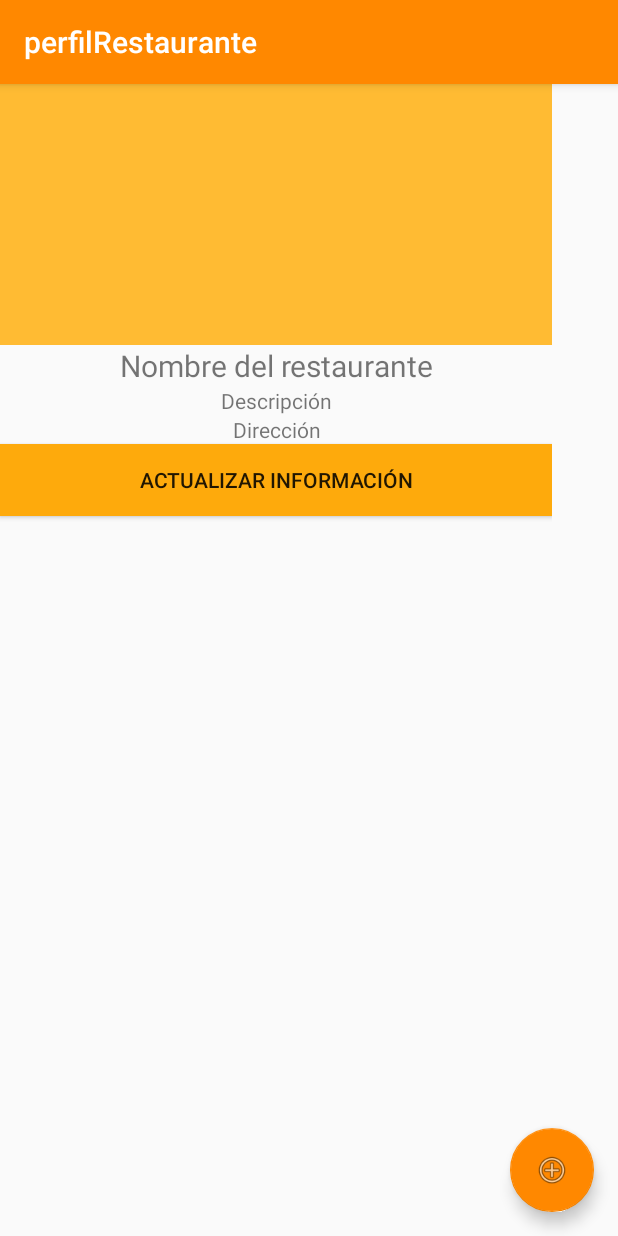
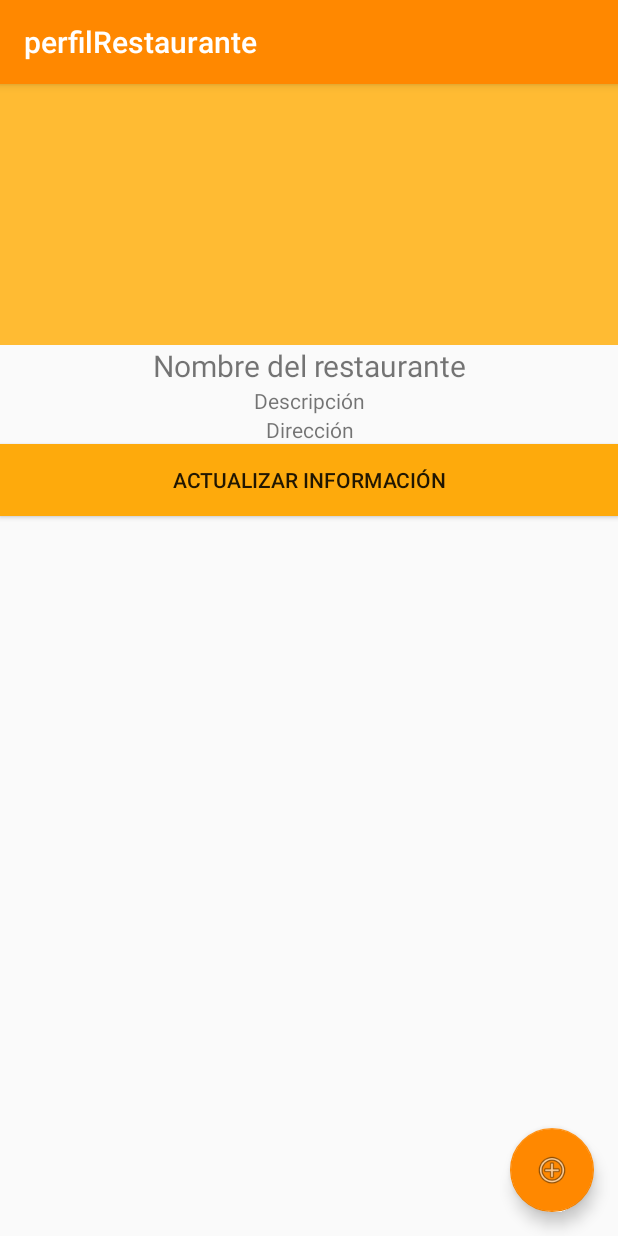
Before and after one commit to carlos-ochoa/Pal-Restaurant, an Android app: the perfilRestaurante screen opened directly, with no data from a screen before it, on a phone screen of 412 x 824 dp. Run offline under Robolectric (Android 15) with nearby library versions, the phone set to English and light mode, and no system bars; network calls fail.

Commit message:
Actualizado con lo nuevo de los registros

```diff
--- a/app/src/main/java/palrestaurant/emm/pal_restaurant/Registrar_Comensal.java
+++ b/app/src/main/java/palrestaurant/emm/pal_restaurant/Registrar_Comensal.java
@@ -47,15 +47,16 @@ public class Registrar_Comensal extends AppCompatActivity {
             @Override
             public void onClick(View v) {
 
-                registrarWebService(nombre.getText().toString(),nombre_usuario.getText().toString(),pass.getText().toString());
+                registrarWebService(nombre.getText().toString(),nombre_usuario.getText().toString(),pass.getText().toString(), "Comensal");
             }
         });
     }
 
-    private void registrarWebService(String nombre, String nombre_usuario, String pass){
+    private void registrarWebService(String nombre, String nombre_usuario, String pass, String tipoUsuario){
         HashMap<String,String> hashMapToken = new HashMap<>();
         hashMapToken.put("Nombre_Usuario", nombre_usuario);
         hashMapToken.put("Contrasena", pass);
+        hashMapToken.put("Tipo_Usuario", tipoUsuario);
         hashMapToken.put("Nombre", nombre);
 
         JsonObjectRequest solicitud = new JsonObjectRequest(Request.Method.POST, IP_REGISTRAR, new JSONObject(hashMapToken), new Response.Listener<JSONObject>(){
--- a/app/src/main/java/palrestaurant/emm/pal_restaurant/activity_registrar_restaurante.java
+++ b/app/src/main/java/palrestaurant/emm/pal_restaurant/activity_registrar_restaurante.java
@@ -67,15 +67,16 @@ public class activity_registrar_restaurante extends AppCompatActivity{
             @Override
             public void onClick(View v) {
 
-                registrarWebService(nombre.getText().toString(),pass.getText().toString(),tipo.getText().toString(), direccion.getText().toString(), tel.getText().toString(), web.getText().toString(), desc.getText().toString());
+                registrarWebService(nombre.getText().toString(),pass.getText().toString(),tipo.getText().toString(), direccion.getText().toString(), tel.getText().toString(), web.getText().toString(), desc.getText().toString(), "Restaurante");
             }
         });
     }
 
-    private void registrarWebService(String nombre,String pass,String tipo, String direccion, String tel, String web, String desc){
+    private void registrarWebService(String nombre,String pass,String tipo, String direccion, String tel, String web, String desc, String tipoUsuario){
         HashMap<String,String> hashMapToken = new HashMap<>();
         hashMapToken.put("Nombre_Usuario", nombre);
         hashMapToken.put("Contrasena", pass);
+        hashMapToken.put("Tipo_Usuario", tipoUsuario);
         hashMapToken.put("Tipo_Rest", tipo);
         hashMapToken.put("Direccion", direccion);
         hashMapToken.put("Telefono", tel);
--- a/app/src/main/java/palrestaurant/emm/pal_restaurant/perfilRestaurante.java
+++ b/app/src/main/java/palrestaurant/emm/pal_restaurant/perfilRestaurante.java
@@ -4,6 +4,8 @@ import android.os.Bundle;
 import android.support.design.widget.FloatingActionButton;
 import android.support.design.widget.Snackbar;
 import android.support.v7.app.AppCompatActivity;
+import android.support.v7.widget.LinearLayoutManager;
+import android.support.v7.widget.RecyclerView;
 import android.support.v7.widget.Toolbar;
 import android.view.View;
 
@@ -16,6 +18,12 @@ public class perfilRestaurante extends AppCompatActivity {
         Toolbar toolbar = (Toolbar) findViewById(R.id.toolbar);
         setSupportActionBar(toolbar);
 
+        RecyclerView rv = (RecyclerView)findViewById(R.id.rv);
+        rv.setHasFixedSize(true);
+
+        LinearLayoutManager llm = new LinearLayoutManager(this);
+        rv.setLayoutManager(llm);
+
         FloatingActionButton fab = (FloatingActionButton) findViewById(R.id.fab);
         fab.setOnClickListener(new View.OnClickListener() {
             @Override
--- a/app/src/main/res/layout/content_perfil_restaurante.xml
+++ b/app/src/main/res/layout/content_perfil_restaurante.xml
@@ -10,8 +10,8 @@
     tools:showIn="@layout/activity_perfil_restaurante">
 
     <LinearLayout
-        android:layout_width="368dp"
-        android:layout_height="497dp"
+        android:layout_width="match_parent"
+        android:layout_height="match_parent"
         android:orientation="vertical"
         tools:layout_editor_absoluteX="8dp"
         tools:layout_editor_absoluteY="8dp">
@@ -51,6 +51,16 @@
             android:background="?android:attr/colorPressedHighlight"
             android:text="Actualizar información" />
 
+        <android.support.constraint.ConstraintLayout xmlns:android="http://schemas.android.com/apk/res/android"
+            android:layout_width="match_parent"
+            android:layout_height="match_parent">
+
+            <android.support.v7.widget.RecyclerView
+                android:id="@+id/rv"
+                android:layout_width="match_parent"
+                android:layout_height="match_parent" />
+        </android.support.constraint.ConstraintLayout>
+
     </LinearLayout>
 
 </LinearLayout>
--- a/app/src/main/res/layout/recycler_view.xml
+++ b/app/src/main/res/layout/recycler_view.xml
@@ -2,5 +2,9 @@
 <android.support.constraint.ConstraintLayout
     xmlns:android="http://schemas.android.com/apk/res/android" android:layout_width="match_parent"
     android:layout_height="match_parent">
-
+    <android.support.v7.widget.RecyclerView
+        android:layout_width="match_parent"
+        android:layout_height="match_parent"
+        android:id="@+id/rv"
+        />
 </android.support.constraint.ConstraintLayout>
```
